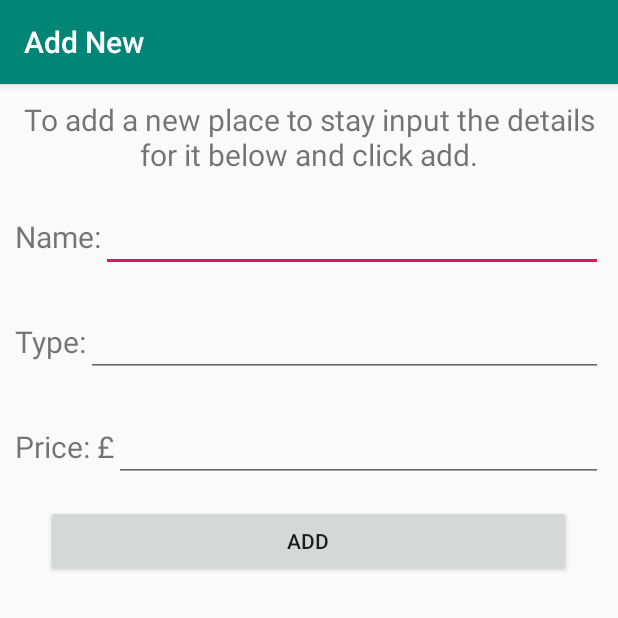
After one commit to mattdear/SU_Y2_S2_MAD, an Android app: the AddNewActivity screen opened directly, with no data from a screen before it, on a phone screen of 412 x 824 dp, the top half of it. The commit adds this screen. Run offline under Robolectric (Android 15) with nearby library versions, the phone set to English and light mode, and no system bars.

Commit message:
I have now added the code to call another activity and I have also set its layout. Next I will need to handle the return.

```diff
--- a/Mobile_App/app/src/main/AndroidManifest.xml
+++ b/Mobile_App/app/src/main/AndroidManifest.xml
@@ -23,6 +23,9 @@
                 <category android:name="android.intent.category.LAUNCHER" />
             </intent-filter>
         </activity>
+        <activity
+            android:name=".AddNewActivity"
+            android:label="@string/addnew"></activity>
     </application>
 
 </manifest>
--- /dev/null
+++ b/Mobile_App/app/src/main/java/com/md/placestostay/AddNewActivity.java
@@ -0,0 +1,24 @@
+package com.md.placestostay;
+
+import android.os.Bundle;
+import android.widget.ArrayAdapter;
+import android.widget.AutoCompleteTextView;
+
+import androidx.appcompat.app.AppCompatActivity;
+
+public class AddNewActivity extends AppCompatActivity {
+
+    public void onCreate(Bundle savedInstanceState) {
+        super.onCreate(savedInstanceState);
+        setContentView(R.layout.add_new);
+
+        // Get a reference to the AutoCompleteTextView in the layout
+        AutoCompleteTextView textView = (AutoCompleteTextView) findViewById(R.id.autocomplete_type);
+        // Get the string array
+        String[] countries = getResources().getStringArray(R.array.types_array);
+        // Create the adapter and set it to the AutoCompleteTextView
+        ArrayAdapter<String> adapter =
+                new ArrayAdapter<String>(this, android.R.layout.simple_list_item_1, countries);
+        textView.setAdapter(adapter);
+    }
+}
--- a/Mobile_App/app/src/main/java/com/md/placestostay/MainActivity.java
+++ b/Mobile_App/app/src/main/java/com/md/placestostay/MainActivity.java
@@ -1,6 +1,7 @@
 package com.md.placestostay;
 
 import android.content.Context;
+import android.content.Intent;
 import android.location.Location;
 import android.location.LocationListener;
 import android.location.LocationManager;
@@ -11,12 +12,10 @@ import android.view.MenuInflater;
 import android.view.MenuItem;
 import android.widget.Toast;
 
-
-
-
 import androidx.appcompat.app.AppCompatActivity;
 
 import org.osmdroid.config.Configuration;
+import org.osmdroid.tileprovider.tilesource.TileSourceFactory;
 import org.osmdroid.util.GeoPoint;
 import org.osmdroid.views.MapView;
 
@@ -37,33 +36,64 @@ public class MainActivity extends AppCompatActivity implements LocationListener
         LocationManager mgr = (LocationManager) getSystemService(Context.LOCATION_SERVICE);
         mgr.requestLocationUpdates(LocationManager.GPS_PROVIDER, 0, 0, this);
 
+        //defines the map view and sets the initial GPS location.
         mv = findViewById(R.id.map1);
-
         mv.setMultiTouchControls(true);
         mv.getController().setZoom(16.0);
         mv.getController().setCenter(new GeoPoint(51.05, -0.72));
 
     }
 
+    //updates the map view base on GPS location.
     public void onLocationChanged(Location newLoc) {
         mv.getController().setCenter(new GeoPoint(newLoc.getLatitude(), newLoc.getLongitude()));
     }
 
+    //alert for GPS provider disabled.
     public void onProviderDisabled(String provider) {
         Toast.makeText(this, "Provider " + provider + " disabled", Toast.LENGTH_LONG).show();
     }
 
+    //alert for GPS provider enabled.
     public void onProviderEnabled(String provider) {
         Toast.makeText(this, "Provider " + provider + " enabled", Toast.LENGTH_LONG).show();
     }
 
+    //alert for GPS provider on status change.
     public void onStatusChanged(String provider, int status, Bundle extras) {
         Toast.makeText(this, "Status changed: " + status, Toast.LENGTH_LONG).show();
     }
 
+    //standard android menu inflater.
     public boolean onCreateOptionsMenu(Menu menu) {
         MenuInflater inflater = getMenuInflater();
         inflater.inflate(R.menu.menu, menu);
         return true;
     }
+
+    //reaction to user pressing menu button.
+    public boolean onOptionsItemSelected(MenuItem item) {
+        if (item.getItemId() == R.id.addnew) {
+            Intent intent = new Intent(this, AddNewActivity.class);
+            startActivityForResult(intent, 0);
+        }
+        return false;
+    }
+
+    //this actions the returned intent from the child activity's
+    protected void onActivityResult(int requestCode, int resultCode, Intent intent) {
+
+        if (requestCode == 0) {
+
+            if (resultCode == RESULT_OK) {
+                Bundle extras = intent.getExtras();
+                boolean hikebikemap = extras.getBoolean("com.example.hikebikemap");
+                if (hikebikemap == true) {
+                    mv.setTileSource(TileSourceFactory.HIKEBIKEMAP);
+                } else {
+                    mv.setTileSource(TileSourceFactory.MAPNIK);
+                }
+            }
+        }
+    }
 }
--- /dev/null
+++ b/Mobile_App/app/src/main/res/layout/add_new.xml
@@ -0,0 +1,100 @@
+<?xml version="1.0" encoding="utf-8"?>
+<LinearLayout xmlns:android="http://schemas.android.com/apk/res/android"
+    android:layout_width="match_parent"
+    android:layout_height="match_parent"
+    android:orientation="vertical">
+
+    <LinearLayout
+        android:id="@+id/panel1"
+        android:layout_width="match_parent"
+        android:layout_height="50dp"
+        android:layout_margin="10dp"
+        android:orientation="horizontal">
+
+        <TextView
+            android:id="@+id/addinstructions"
+            android:layout_width="wrap_content"
+            android:layout_height="wrap_content"
+            android:text="@string/addinstructions"
+            android:textAlignment="center"
+            android:textSize="20sp" />
+    </LinearLayout>
+
+    <LinearLayout
+        android:id="@+id/panel2"
+        android:layout_width="match_parent"
+        android:layout_height="50dp"
+        android:layout_margin="10dp"
+        android:orientation="horizontal">
+
+        <TextView
+            android:id="@+id/name"
+            android:layout_width="wrap_content"
+            android:layout_height="wrap_content"
+            android:text="@string/name"
+            android:textSize="20sp" />
+
+        <EditText
+            android:id="@+id/input_name"
+            android:layout_width="fill_parent"
+            android:layout_height="wrap_content"
+            android:inputType="textCapWords|textAutoCorrect" />
+    </LinearLayout>
+
+
+    <LinearLayout
+        android:id="@+id/panel3"
+        android:layout_width="match_parent"
+        android:layout_height="50dp"
+        android:layout_margin="10dp"
+        android:orientation="horizontal">
+
+        <TextView
+            android:id="@+id/type"
+            android:layout_width="wrap_content"
+            android:layout_height="wrap_content"
+            android:text="@string/type"
+            android:textSize="20sp" />
+
+        <AutoCompleteTextView
+            android:id="@+id/autocomplete_type"
+            android:layout_width="fill_parent"
+            android:layout_height="wrap_content"
+            android:inputType="textCapWords" />
+    </LinearLayout>
+
+    <LinearLayout
+        android:id="@+id/panel4"
+        android:layout_width="match_parent"
+        android:layout_height="50dp"
+        android:layout_margin="10dp"
+        android:orientation="horizontal">
+
+        <TextView
+            android:id="@+id/price"
+            android:layout_width="wrap_content"
+            android:layout_height="wrap_content"
+            android:text="@string/price"
+            android:textSize="20sp" />
+
+        <EditText
+            android:id="@+id/input_price"
+            android:layout_width="fill_parent"
+            android:layout_height="wrap_content"
+            android:inputType="numberDecimal" />
+    </LinearLayout>
+
+    <LinearLayout
+        android:id="@+id/panel5"
+        android:layout_width="match_parent"
+        android:layout_height="50dp"
+        android:gravity="center"
+        android:orientation="horizontal">
+
+        <Button
+            android:id="@+id/addbtn"
+            android:layout_width="350dp"
+            android:layout_height="wrap_content"
+            android:text="@string/addbtn" />
+    </LinearLayout>
+</LinearLayout>
--- a/Mobile_App/app/src/main/res/menu/menu.xml
+++ b/Mobile_App/app/src/main/res/menu/menu.xml
@@ -1,4 +1,4 @@
 <menu
     xmlns:android="http://schemas.android.com/apk/res/android">
-    <item android:id="@+id/choosemap" android:title="@string/addnew"/>
+    <item android:id="@+id/addnew" android:title="@string/addnew"/>
 </menu>
--- a/Mobile_App/app/src/main/res/values/strings.xml
+++ b/Mobile_App/app/src/main/res/values/strings.xml
@@ -1,4 +1,19 @@
 <resources>
     <string name="app_name">PlacesToStay</string>
     <string name="addnew">Add New</string>
+    <string name="addinstructions">To add a new place to stay input the details for it below and click add.</string>
+    <string name="name">Name:</string>
+    <string name="type">Type:</string>
+    <string-array name="types_array">
+        <item>Hotel</item>
+        <item>Resort</item>
+        <item>Boutique Hotel</item>
+        <item>Villa</item>
+        <item>Guest House</item>
+        <item>Bed and Breakfast</item>
+        <item>Hostel</item>
+        <item>Camping</item>
+    </string-array>
+    <string name="price">Price: £</string>
+    <string name="addbtn">Add</string>
 </resources>
```
